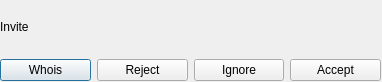
First picture: the form in ui/invite.ui, repository gitter-badger/simplechatclient, before the edit.
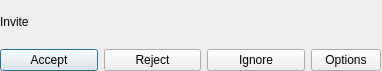
Second picture: the form after the edit. Icons and pictures are not drawn.

```diff
--- a/ui/invite.ui
+++ b/ui/invite.ui
@@ -7,19 +7,19 @@
     <x>0</x>
     <y>0</y>
     <width>382</width>
-    <height>82</height>
+    <height>71</height>
    </rect>
   </property>
   <property name="minimumSize">
    <size>
     <width>382</width>
-    <height>82</height>
+    <height>71</height>
    </size>
   </property>
   <property name="maximumSize">
    <size>
     <width>382</width>
-    <height>82</height>
+    <height>71</height>
    </size>
   </property>
   <property name="windowTitle">
@@ -35,29 +35,35 @@
      <x>0</x>
      <y>0</y>
      <width>381</width>
-     <height>81</height>
+     <height>71</height>
     </rect>
    </property>
    <layout class="QVBoxLayout" name="verticalLayout">
     <item>
      <widget class="QLabel" name="label_msg">
+      <property name="sizePolicy">
+       <sizepolicy hsizetype="Preferred" vsizetype="Expanding">
+        <horstretch>0</horstretch>
+        <verstretch>0</verstretch>
+       </sizepolicy>
+      </property>
       <property name="text">
        <string>Invite</string>
       </property>
       <property name="wordWrap">
        <bool>true</bool>
       </property>
+      <property name="margin">
+       <number>5</number>
+      </property>
      </widget>
     </item>
     <item>
      <layout class="QHBoxLayout" name="horizontalLayout">
       <item>
-       <widget class="QPushButton" name="pushButton_whois">
+       <widget class="QPushButton" name="pushButton_accept">
         <property name="text">
-         <string>Whois</string>
-        </property>
-        <property name="flat">
-         <bool>false</bool>
+         <string>Accept</string>
         </property>
        </widget>
       </item>
@@ -76,9 +82,27 @@
        </widget>
       </item>
       <item>
-       <widget class="QPushButton" name="pushButton_accept">
+       <widget class="QToolButton" name="toolButton_options">
+        <property name="sizePolicy">
+         <sizepolicy hsizetype="Fixed" vsizetype="Preferred">
+          <horstretch>0</horstretch>
+          <verstretch>0</verstretch>
+         </sizepolicy>
+        </property>
+        <property name="minimumSize">
+         <size>
+          <width>70</width>
+          <height>0</height>
+         </size>
+        </property>
         <property name="text">
-         <string>Accept</string>
+         <string>Options</string>
+        </property>
+        <property name="popupMode">
+         <enum>QToolButton::InstantPopup</enum>
+        </property>
+        <property name="toolButtonStyle">
+         <enum>Qt::ToolButtonTextBesideIcon</enum>
         </property>
        </widget>
       </item>
```
